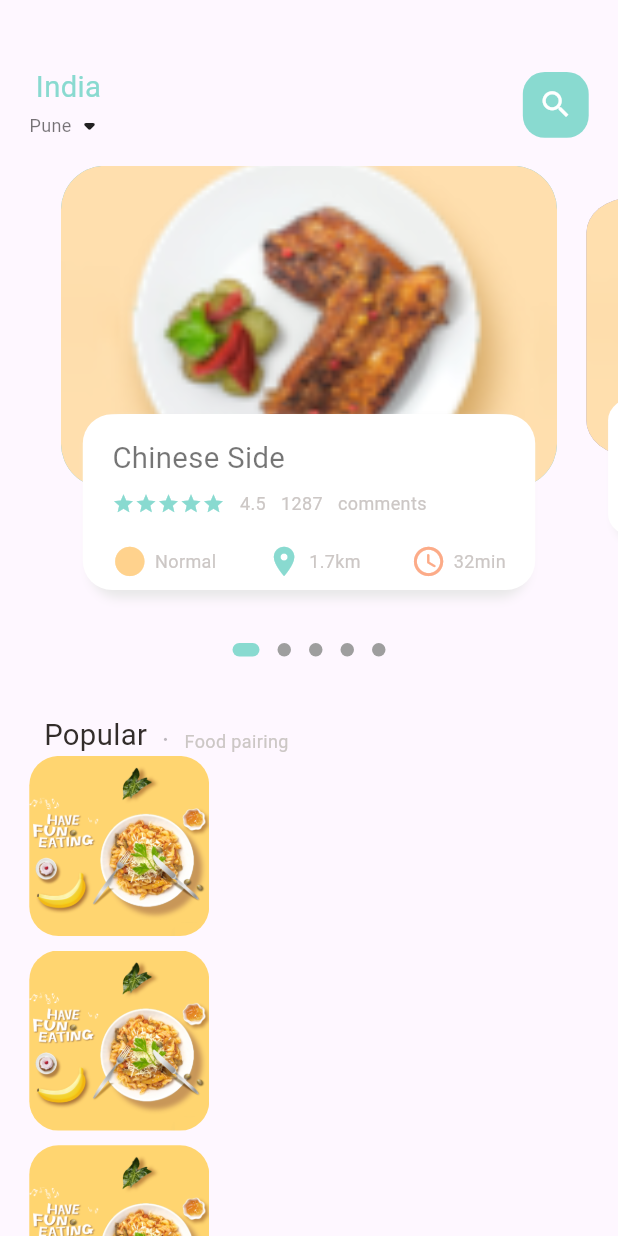
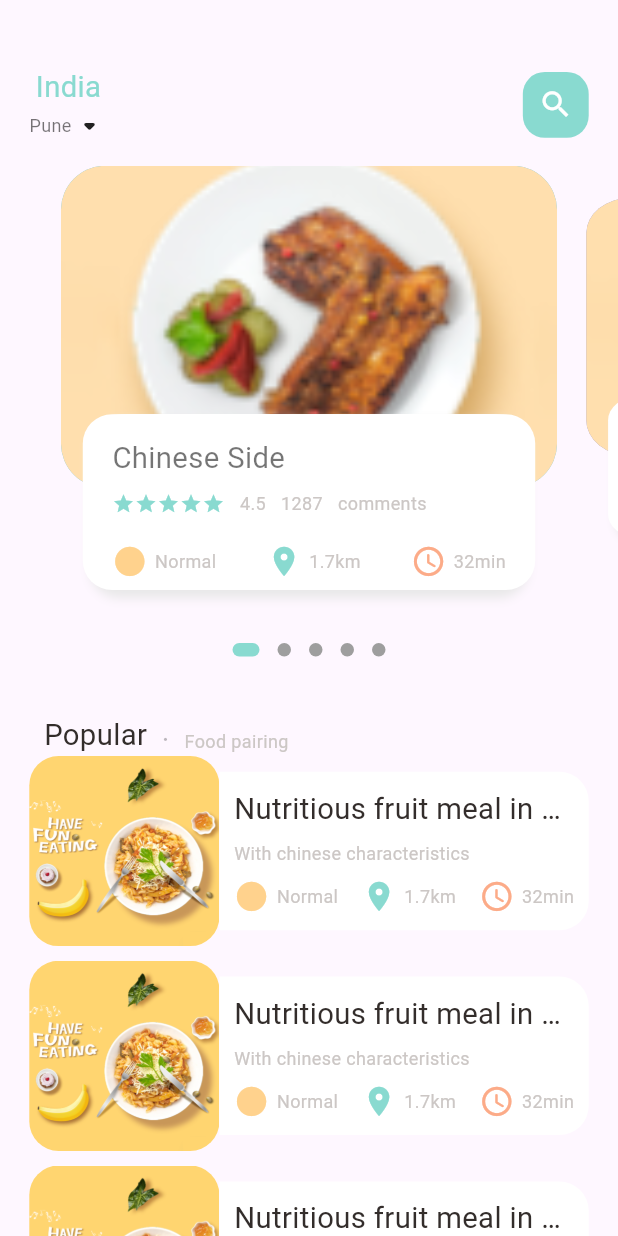
Before and after one commit to AkshayAshokCode/FoodDelivery, a Flutter app: the screen it shows after launch, on a phone screen of 412 x 824 dp. Run offline on Flutter 3.47's test engine with Material 3 defaults, Android fonts, the phone set to English and light mode, and no system bars; drawn by our look-alikes of dots_indicator; our stand-ins replace get.

Commit message:
add popular section text

```diff
--- a/lib/home/food_page_body.dart
+++ b/lib/home/food_page_body.dart
@@ -92,10 +92,9 @@ class _FoodPageBodyState extends State<FoodPageBody> with SingleTickerProviderSt
           ),
         ),
         // list of food & images
-        Container(
-          height: 900,
-          child: ListView.builder(
+        ListView.builder(
             physics: NeverScrollableScrollPhysics(),
+              shrinkWrap: true,
               itemCount: 10,
               itemBuilder: (context,index){
                 return Container(
@@ -104,8 +103,8 @@ class _FoodPageBodyState extends State<FoodPageBody> with SingleTickerProviderSt
                     children: [
                       //image section
                       Container(
-                        width: 120,
-                        height: 120,
+                        width: Dimensions.listViewImgSize,
+                        height: Dimensions.listViewImgSize,
                         decoration: BoxDecoration(
                             borderRadius: BorderRadius.circular(Dimensions.radius20),
                             color: Colors.white38,
@@ -116,12 +115,48 @@ class _FoodPageBodyState extends State<FoodPageBody> with SingleTickerProviderSt
                                 )
                             )
                         ),
+                      ),
+                      //text container
+                      Expanded(
+                          child: Container(
+                            height: Dimensions.listViewTextContSize,
+                            decoration: BoxDecoration(
+                                borderRadius: BorderRadius.only(
+                                    topRight: Radius.circular(Dimensions.radius20),
+                                    bottomRight: Radius.circular(Dimensions.radius20)
+                                ),
+                                color: Colors.white
+                            ),
+                            child: Padding(
+                              padding: EdgeInsets.only(left: Dimensions.width10,
+                              right: Dimensions.width10),
+                              child: Column(
+                                crossAxisAlignment: CrossAxisAlignment.start,
+                                mainAxisAlignment: MainAxisAlignment.center,
+                                children: [
+                                  BigText(text: "Nutritious fruit meal in china",),
+                                  SizedBox(height: Dimensions.height10),
+                                  SmallText(text: "With chinese characteristics"),
+                                  SizedBox(height: Dimensions.height10),
+                                  Row(
+                                      mainAxisAlignment: MainAxisAlignment.spaceBetween,
+                                      children: [
+                                        IconAndTextWidget(icon: Icons.circle_sharp, text: "Normal", iconColor: AppColors.iconColor1),
+                                        IconAndTextWidget(icon: Icons.location_on, text: "1.7km", iconColor: AppColors.mainColor),
+                                        IconAndTextWidget(icon: Icons.access_time_rounded, text: "32min", iconColor: AppColors.iconColor2)
+                                      ]
+                                  )
+                                ],
+                              ),
+                            ),
+                          )
+
                       )
+
                     ],
                   ),
                 );
               }),
-        )
 
       ]
     );
--- a/lib/utils/dimensions.dart
+++ b/lib/utils/dimensions.dart
@@ -34,4 +34,7 @@ class Dimensions{
 
   static double iconSize24 = screenHeight/35.17;
   static double iconSize16 = screenHeight/52.75;
+
+  static double listViewImgSize = screenWidth/3.25;
+  static double listViewTextContSize = screenWidth/3.9;
 }
```
